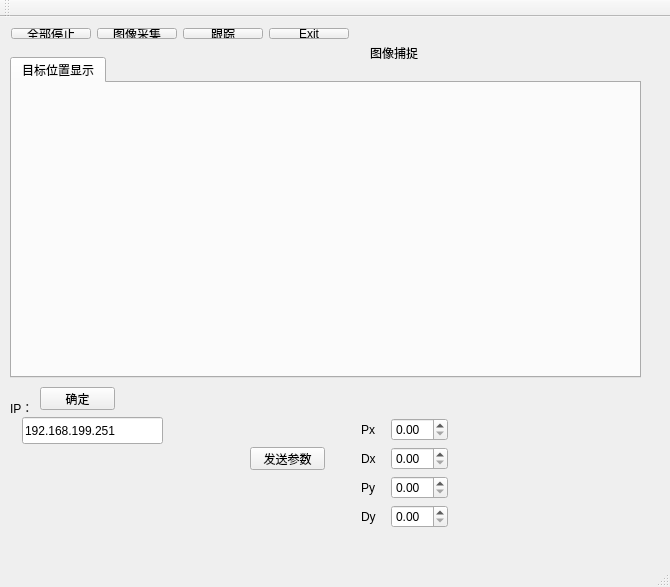
Above: QtConsole/mainwindow.ui from ghdawn/simpleColorTrack before the change. Below: the same form after it.
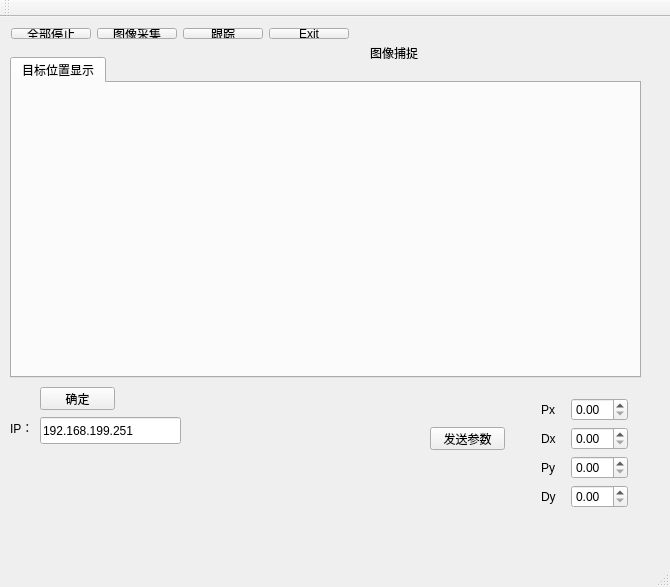
That is the form after the change.

Commit message: 更改了界面的设置

```diff
--- a/QtConsole/mainwindow.ui
+++ b/QtConsole/mainwindow.ui
@@ -33,9 +33,9 @@
      <widget class="QWidget" name="radarWidget" native="true">
       <property name="geometry">
        <rect>
-        <x>50</x>
-        <y>10</y>
-        <width>531</width>
+        <x>0</x>
+        <y>0</y>
+        <width>320</width>
         <height>281</height>
        </rect>
       </property>
@@ -46,7 +46,7 @@
     <property name="geometry">
      <rect>
       <x>10</x>
-      <y>370</y>
+      <y>390</y>
       <width>71</width>
       <height>41</height>
      </rect>
@@ -111,8 +111,8 @@
    <widget class="QPushButton" name="pushButton_4">
     <property name="geometry">
      <rect>
-      <x>250</x>
-      <y>430</y>
+      <x>430</x>
+      <y>410</y>
       <width>75</width>
       <height>23</height>
      </rect>
@@ -124,8 +124,8 @@
    <widget class="QWidget" name="layoutWidget">
     <property name="geometry">
      <rect>
-      <x>350</x>
-      <y>390</y>
+      <x>530</x>
+      <y>370</y>
       <width>109</width>
       <height>136</height>
      </rect>
@@ -205,7 +205,7 @@
    <widget class="QLineEdit" name="lineEdit">
     <property name="geometry">
      <rect>
-      <x>22</x>
+      <x>40</x>
       <y>400</y>
       <width>141</width>
       <height>27</height>
```
Left out of the diff: 10 changed lines with no effect on the pictures. The commit also changes 2 other files.
